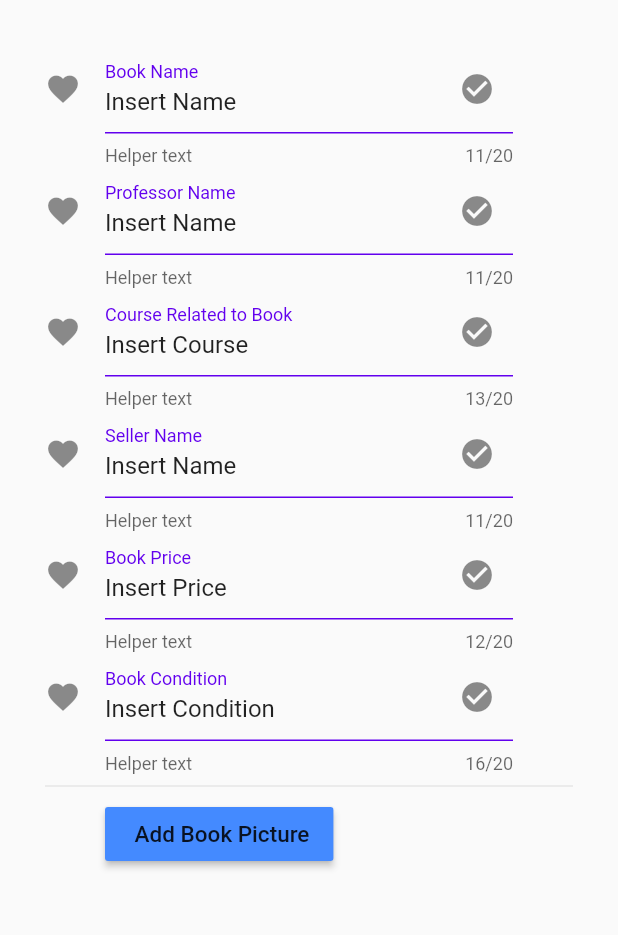
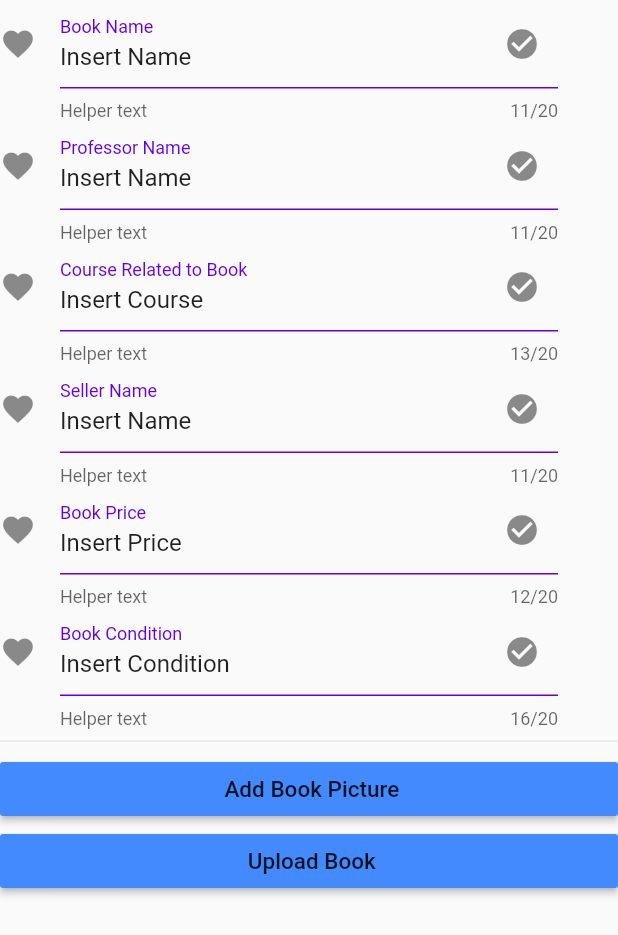
Before and after one commit to siranov/bookapp, a Flutter app: the SellBook screen opened directly, on a phone screen of 412 x 824 dp. Shown: the top 935 px of the screen. Run offline on Flutter 3.47's test engine with Material 2 defaults, Android fonts, the phone set to English and light mode, and no system bars; our stand-ins replace cloud_firestore, firebase_core, image_picker; accounts and stored records are empty.

Commit message:
many changes to sellbook

```diff
--- a/lib/main.dart
+++ b/lib/main.dart
@@ -18,7 +18,7 @@ class MyApp extends StatelessWidget {
       theme: ThemeData(
         primarySwatch: Colors.blue,
       ),
-      home: TestWidget(),
+      home: SellBook(),
     );
   }
 }
--- a/lib/sellbook.dart
+++ b/lib/sellbook.dart
@@ -3,11 +3,12 @@ import 'dart:io';
 import 'package:image_picker/image_picker.dart';
 
 String condition;
-int price;
+double price = 0;
 String sellerName;
 String course;
 String profName;
 String bookName;
+dynamic imageFile;
 
 class SellBook extends StatefulWidget {
   @override
@@ -15,7 +16,6 @@ class SellBook extends StatefulWidget {
 }
 
 class _SellBookState extends State<SellBook> {
-  dynamic imageFile;
   bool picked = false;
 
   /// Get from gallery
@@ -29,6 +29,7 @@ class _SellBookState extends State<SellBook> {
       imageFile = File(pickedFile.path);
       picked = true;
       setState(() {});
+      Navigator.of(context).pop();
     }
   }
 
@@ -45,15 +46,15 @@ class _SellBookState extends State<SellBook> {
       picked = true;
       print('im here');
       setState(() {});
+      Navigator.of(context).pop();
     }
   }
 
   @override
   Widget build(BuildContext context) {
     return Scaffold(
-      body: Padding(
-        padding: const EdgeInsets.all(30.0),
-        child: ListView(
+      body: ListView(
+        // padding: ,
         children: [
           Padding(
             padding: const EdgeInsets.only(right: 40.0),
@@ -159,7 +160,7 @@ class _SellBookState extends State<SellBook> {
             padding: const EdgeInsets.only(right: 40.0),
             child: TextFormField(
               onChanged: (value) {
-                  price = int.parse(value);
+                price = double.parse(value);
               },
               cursorColor: Theme.of(context).cursorColor,
               initialValue: 'Insert Price',
@@ -207,9 +208,6 @@ class _SellBookState extends State<SellBook> {
           ),
           Divider(),
           Container(
-                child: picked == false
-                    ? Padding(
-                        padding: const EdgeInsets.only(left: 40.0),
               child: Container(
             alignment: Alignment.centerLeft,
             child: Column(
@@ -231,24 +229,67 @@ class _SellBookState extends State<SellBook> {
                           );
                         });
                   },
+                  child: Center(
                     child: Text(
                       " Add Book Picture",
                       style: TextStyle(fontSize: 15),
                     ),
                   ),
+                ),
               ],
+            ),
+          )),
+          picked
+              ? Align(
+                  alignment: Alignment.centerLeft,
+                  child: Padding(
+                    padding: const EdgeInsets.only(left: 15.5),
+                    child: Container(
+                      height: 200,
+                      width: 200,
+                      child: Image.file(
+                        imageFile,
+                        fit: BoxFit.fitHeight,
+                      ),
                     ),
                   ),
                 )
-                    : Container(
-                        height: 100,
-                        child: Image.file(
-                          imageFile,
-                          fit: BoxFit.cover,
+              : SizedBox.shrink(),
+          Container(
+            alignment: Alignment.centerLeft,
+            child: Column(
+              mainAxisAlignment: MainAxisAlignment.center,
+              children: <Widget>[
+                RaisedButton(
+                  color: Colors.blueAccent,
+                  onPressed: () {
+                    if (checkFields() == true) {
+                      print('worked');
+
+                      var bookData = {
+                        'bookname': bookName, //put your bookname variable here
+                        'sellerId': sellerName, //this ill get after auth
+                        'course': course, //put your course variable here
+                        'price': price, //put your price variable here
+                        'picFile': imageFile, //put your file variable here
+                        'condition':
+                            condition, //put your condition variable here
+                      };
+                    } else {
+                      print('fields are empty');
+                    }
+                  },
+                  child: Center(
+                    child: Text(
+                      " Upload Book",
+                      style: TextStyle(fontSize: 15),
                     ),
-                      ))
+                  ),
+                ),
               ],
             ),
+          )
+        ],
       ),
     );
   }
@@ -284,11 +325,28 @@ class DialogWid extends StatelessWidget {
   }
 }
 
-var bookData = {
-  'bookname': 'Book book book', //put your bookname variable here
-  'sellerId': 'siranov', //this ill get after auth
-  'course': 'Phys 53', //put your course variable here
-  'price': 26, //put your price variable here
-  'picFile': '', //put your file variable here
-  'condition': 'Good', //put your condition variable here
-};
+checkFields() {
+  bool everythingIsCorrect = true;
+  if (bookName == '') {
+    everythingIsCorrect = false;
+  }
+  if (profName == '') {
+    everythingIsCorrect = false;
+  }
+  if (course == '') {
+    everythingIsCorrect = false;
+  }
+  if (sellerName == '') {
+    everythingIsCorrect = false;
+  }
+  if (price < 0) {
+    everythingIsCorrect = false;
+  }
+  if (condition == '') {
+    everythingIsCorrect = false;
+  }
+  if (imageFile == null) {
+    everythingIsCorrect = false;
+  }
+  return everythingIsCorrect;
+}
```
Also changed, not shown: flutter_01.png (added), pubspec.lock. Lines whose indentation alone changed are shown as unchanged.
